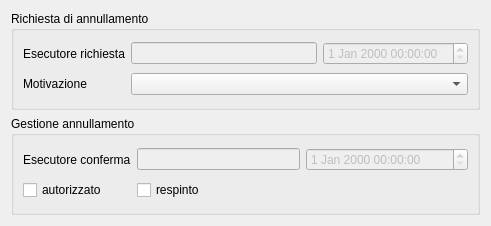
Above: src/com/axiastudio/suite/protocollo/forms/annullamentoprotocollo.ui from tizianolattisi/suitegda before the change. Below: the same form after it.
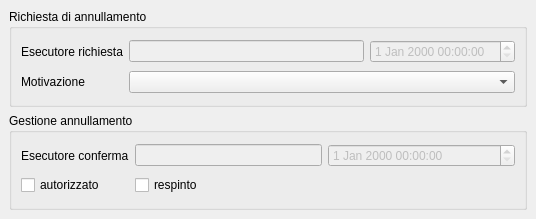
That is the form after the change. Custom widgets are drawn as their Qt base class.

Commit message: Gestione degli annullamenti del protocollo in una Window con toolbar, e utilizzo di listener per la business rule.

The edit to the form file:
```diff
--- a/src/com/axiastudio/suite/protocollo/forms/annullamentoprotocollo.ui
+++ b/src/com/axiastudio/suite/protocollo/forms/annullamentoprotocollo.ui
@@ -1,18 +1,25 @@
 <?xml version="1.0" encoding="UTF-8"?>
 <ui version="4.0">
- <class>Dialog</class>
- <widget class="QDialog" name="Dialog">
+ <class>MainWindow</class>
+ <widget class="QMainWindow" name="MainWindow">
   <property name="geometry">
    <rect>
     <x>0</x>
     <y>0</y>
-    <width>491</width>
-    <height>226</height>
+    <width>536</width>
+    <height>219</height>
    </rect>
   </property>
   <property name="windowTitle">
    <string>Annullamento protocollo</string>
   </property>
+  <property name="noinsert" stdset="0">
+   <bool>true</bool>
+  </property>
+  <property name="nodelete" stdset="0">
+   <bool>true</bool>
+  </property>
+  <widget class="QWidget" name="centralwidget">
   <layout class="QVBoxLayout" name="verticalLayout">
    <item>
     <widget class="QGroupBox" name="groupBox">
@@ -134,6 +141,7 @@
     </widget>
    </item>
   </layout>
+  </widget>
  </widget>
  <customwidgets>
   <customwidget>
```
Lines whose indentation alone changed are shown as unchanged. The commit also changes 7 other files.
